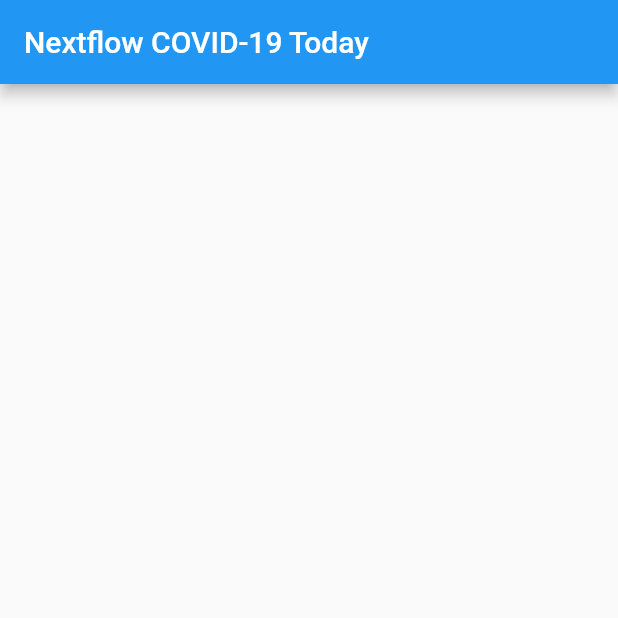
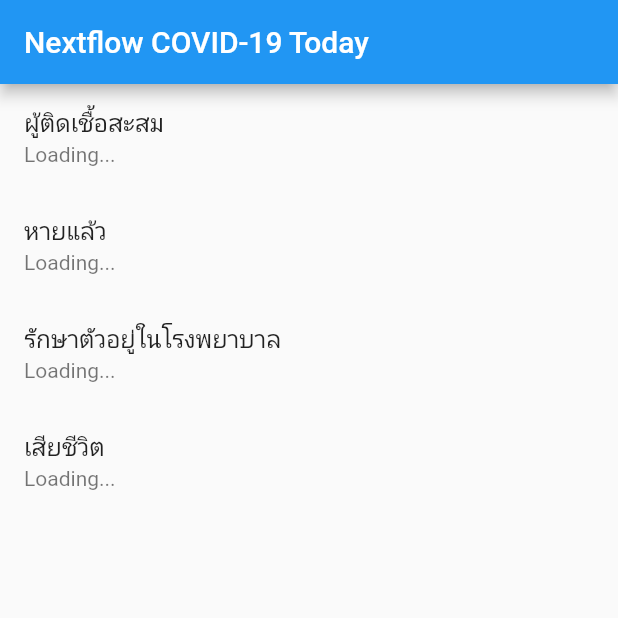
Before and after one commit to guntza10/FlutterDojo, a Flutter app: the screen it shows after launch, on a phone screen of 412 x 824 dp, the top half of it. Run offline on Flutter 3.47's test engine with Material 2 defaults, Android fonts, the light colour scheme and no system bars; network calls fail.

Commit message:
implement covid-19 workshop part 1

```diff
--- /dev/null
+++ b/covid_19_today/lib/covid_19_today_result.dart
@@ -0,0 +1,61 @@
+// To parse this JSON data, do
+//
+//     final covid19TodayResult = covid19TodayResultFromJson(jsonString);
+
+import 'dart:convert';
+
+Covid19TodayResult covid19TodayResultFromJson(String str) => Covid19TodayResult.fromJson(json.decode(str));
+
+String covid19TodayResultToJson(Covid19TodayResult data) => json.encode(data.toJson());
+
+class Covid19TodayResult {
+    Covid19TodayResult({
+        required this.confirmed,
+        required this.recovered,
+        required this.hospitalized,
+        required this.deaths,
+        required this.newConfirmed,
+        required this.newRecovered,
+        required this.newHospitalized,
+        required this.newDeaths,
+        required this.updateDate,
+        required this.devBy,
+    });
+
+    int confirmed;
+    int recovered;
+    int hospitalized;
+    int deaths;
+    int newConfirmed;
+    int newRecovered;
+    int newHospitalized;
+    int newDeaths;
+    String updateDate;
+    String devBy;
+
+    factory Covid19TodayResult.fromJson(Map<String, dynamic> json) => Covid19TodayResult(
+        confirmed: json["Confirmed"] == null ? null : json["Confirmed"],
+        recovered: json["Recovered"] == null ? null : json["Recovered"],
+        hospitalized: json["Hospitalized"] == null ? null : json["Hospitalized"],
+        deaths: json["Deaths"] == null ? null : json["Deaths"],
+        newConfirmed: json["NewConfirmed"] == null ? null : json["NewConfirmed"],
+        newRecovered: json["NewRecovered"] == null ? null : json["NewRecovered"],
+        newHospitalized: json["NewHospitalized"] == null ? null : json["NewHospitalized"],
+        newDeaths: json["NewDeaths"] == null ? null : json["NewDeaths"],
+        updateDate: json["UpdateDate"] == null ? null : json["UpdateDate"],
+        devBy: json["DevBy"] == null ? null : json["DevBy"],
+    );
+
+    Map<String, dynamic> toJson() => {
+        "Confirmed": confirmed == null ? null : confirmed,
+        "Recovered": recovered == null ? null : recovered,
+        "Hospitalized": hospitalized == null ? null : hospitalized,
+        "Deaths": deaths == null ? null : deaths,
+        "NewConfirmed": newConfirmed == null ? null : newConfirmed,
+        "NewRecovered": newRecovered == null ? null : newRecovered,
+        "NewHospitalized": newHospitalized == null ? null : newHospitalized,
+        "NewDeaths": newDeaths == null ? null : newDeaths,
+        "UpdateDate": updateDate == null ? null : updateDate,
+        "DevBy": devBy == null ? null : devBy,
+    };
+}
--- a/covid_19_today/lib/main.dart
+++ b/covid_19_today/lib/main.dart
@@ -1,4 +1,7 @@
 import 'package:flutter/material.dart';
+import 'package:http/http.dart' as http;
+import 'covid_19_today_result.dart';
+// import 'package:covid_19_today/covid_19_today_result.dart';
 
 void main() {
   runApp(MyApp());
@@ -9,16 +12,15 @@
   Widget build(BuildContext context) {
     return MaterialApp(
       title: 'Nextflow COVID-19 Today',
-      theme: ThemeData(
-        primarySwatch: Colors.blue
-      ),
+      theme: ThemeData(primarySwatch: Colors.blue),
       home: MyHomePage(title: 'Nextflow COVID-19 Today'),
+      debugShowCheckedModeBanner: false,
     );
   }
 }
 
 class MyHomePage extends StatefulWidget {
-  MyHomePage({Key key, this.title}) : super(key: key);
+  MyHomePage({Key? key, required this.title}) : super(key: key);
   final String title;
 
   @override
@@ -26,7 +28,23 @@
 }
 
 class _MyHomePageState extends State<MyHomePage> {
+  Covid19TodayResult? dataFromWebApi;
 
+  @override
+  void initState() {
+    super.initState();
+    getData();
+  }
+
+  Future<void> getData() async {
+    var url =
+        Uri.parse('https://www.nextflow.in.th/api/covid19/getTodayCases.json');
+    var response = await http.get(url);
+
+    setState(() {
+      dataFromWebApi = covid19TodayResultFromJson(response.body);
+    });
+  }
 
   @override
   Widget build(BuildContext context) {
@@ -36,8 +54,24 @@
       ),
       body: ListView(
         children: <Widget>[
+          ListTile(
+            title: Text('ผู้ติดเชื้อสะสม'),
+            subtitle: Text('${dataFromWebApi?.confirmed ?? 'Loading...'}'),
+          ),
+          ListTile(
+            title: Text('หายแล้ว'),
+            subtitle: Text('${dataFromWebApi?.recovered ?? 'Loading...'}'),
+          ),
+          ListTile(
+            title: Text('รักษาตัวอยู่ในโรงพยาบาล'),
+            subtitle: Text('${dataFromWebApi?.hospitalized ?? 'Loading...'}'),
+          ),
+          ListTile(
+            title: Text('เสียชีวิต'),
+            subtitle: Text('${dataFromWebApi?.deaths ?? 'Loading...'}'),
+          ),
         ],
-      )
+      ),
     );
   }
 }
--- a/covid_19_today/pubspec.yaml
+++ b/covid_19_today/pubspec.yaml
@@ -34,6 +34,7 @@
   # The following adds the Cupertino Icons font to your application.
   # Use with the CupertinoIcons class for iOS style icons.
   cupertino_icons: ^1.0.2
+  http: ^0.13.4
 
 dev_dependencies:
   flutter_test:
```
Also changed, not shown: covid_19_today/pubspec.lock, 1 other file.
